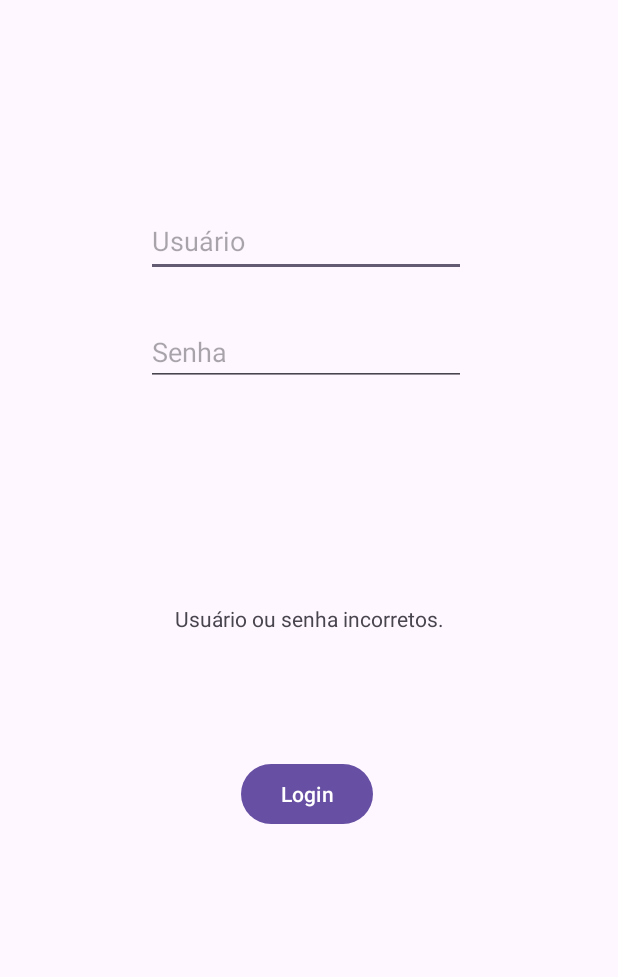
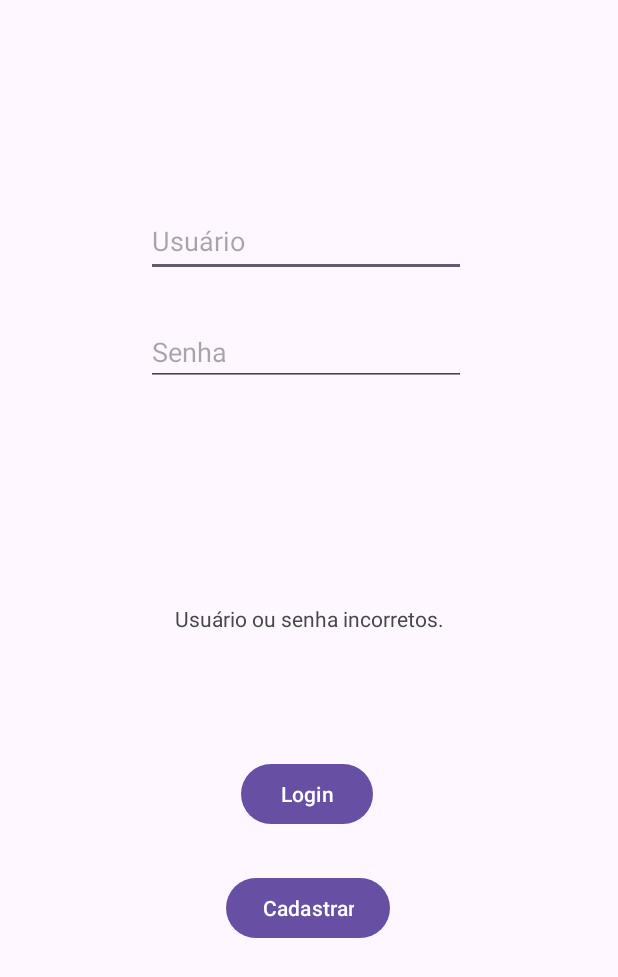
Before and after one commit to carlos-dru/primeiroAppDoJose, an Android app: the screen it shows after launch (MainActivity), after a tap on "Login", on a phone screen of 412 x 824 dp. Shown: the top 977 px of the screen. Run offline under Robolectric (Android 15) with nearby library versions, the phone set to English and light mode, and no system bars; our stand-ins replace Firebase (no records; nobody signed in at launch, a user with empty details on screens opened directly).

Commit message:
Refazendo login integrado ao firebase

```diff
--- a/app/build.gradle
+++ b/app/build.gradle
@@ -1,6 +1,7 @@
 plugins {
     id 'com.android.application'
     id 'org.jetbrains.kotlin.android'
+    id 'com.google.gms.google-services'
 }
 
 android {
@@ -38,6 +39,9 @@ dependencies {
     implementation 'androidx.appcompat:appcompat:1.6.1'
     implementation 'com.google.android.material:material:1.5.0'
     implementation 'androidx.constraintlayout:constraintlayout:2.1.4'
+    implementation 'com.google.firebase:firebase-auth-ktx:21.1.0'
+    implementation 'com.google.firebase:firebase-auth:22.0.0'
+    //implementation 'com.google.firebase:firebase-database-ktx:20.1.0'
     testImplementation 'junit:junit:4.13.2'
     androidTestImplementation 'androidx.test.ext:junit:1.1.5'
     androidTestImplementation 'androidx.test.espresso:espresso-core:3.5.1'
--- a/app/src/main/java/com/jose/meuprimeiroapp/MainActivity.kt
+++ b/app/src/main/java/com/jose/meuprimeiroapp/MainActivity.kt
@@ -8,6 +8,8 @@ import android.widget.Button
 import android.widget.EditText
 import android.widget.TextView
 import androidx.core.view.isVisible
+import com.google.firebase.auth.ktx.auth
+import com.google.firebase.ktx.Firebase
 import com.jose.meuprimeiroapp.R.id.botaoLogin
 import com.jose.meuprimeiroapp.R.id.usuario
 import com.jose.meuprimeiroapp.R.id.mensagemLogin
@@ -23,8 +25,9 @@ class MainActivity : AppCompatActivity() {
         var usuario = findViewById<EditText>(usuario)
         var senha = findViewById<EditText>(senha)
         var mensagemLogin = findViewById<TextView>(mensagemLogin)
+        var auth = Firebase.auth!!
         botao.setOnClickListener {
-            if (usuario.text.toString() != "José" || senha.text.toString() != "8009"){
+            /*if (usuario.text.toString() != "José" || senha.text.toString() != "8009"){
                 mensagemLogin.isVisible = true
                 mensagemLogin.text = "Usuário ou senha incorretos."
             }
@@ -34,7 +37,17 @@ class MainActivity : AppCompatActivity() {
                 val home = Intent(this, SecondActivity::class.java)
                 home.putExtra("nomeUsuario", usuario.text.toString())
                 startActivity(home)
-            }
+            }*/
+            auth.signInWithEmailAndPassword(usuario.text.toString(), senha.text.toString())
+                .addOnSuccessListener {
+                    val home = Intent(this, SecondActivity::class.java)
+                    home.putExtra("emailUsuario", usuario.text.toString())
+                    startActivity(home)
+                }
+                .addOnFailureListener {
+                    mensagemLogin.isVisible = true
+                    mensagemLogin.text = "Usuário ou senha incorretos."
+                }
         }
     }
 }
--- a/app/src/main/res/layout/activity_main.xml
+++ b/app/src/main/res/layout/activity_main.xml
@@ -62,10 +62,24 @@
         android:layout_marginBottom="134dp"
         android:ems="10"
         android:hint="Senha"
-        android:inputType="text"
+        android:inputType="textPassword"
         app:layout_constraintBottom_toTopOf="@+id/mensagemLogin"
         app:layout_constraintEnd_toEndOf="parent"
         app:layout_constraintStart_toStartOf="parent"
         app:layout_constraintTop_toBottomOf="@+id/usuario" />
 
+    <Button
+        android:id="@+id/botaoCadastrar"
+        android:layout_width="wrap_content"
+        android:layout_height="wrap_content"
+        android:layout_marginStart="150dp"
+        android:layout_marginTop="16dp"
+        android:layout_marginEnd="151dp"
+        android:layout_marginBottom="183dp"
+        android:text="Cadastrar"
+        app:layout_constraintBottom_toBottomOf="parent"
+        app:layout_constraintEnd_toEndOf="parent"
+        app:layout_constraintStart_toStartOf="parent"
+        app:layout_constraintTop_toBottomOf="@+id/botaoLogin" />
+
 </androidx.constraintlayout.widget.ConstraintLayout>
--- a/app/src/main/res/layout/activity_second.xml
+++ b/app/src/main/res/layout/activity_second.xml
@@ -14,6 +14,7 @@
         android:layout_marginEnd="182dp"
         android:layout_marginBottom="362dp"
         android:text="Seja bem-vindo,"
+        android:textColor="#F44336"
         app:layout_constraintBottom_toBottomOf="parent"
         app:layout_constraintEnd_toEndOf="parent"
         app:layout_constraintStart_toStartOf="parent"
```
Also changed, not shown: app/src/main/java/com/jose/meuprimeiroapp/SecondActivity.kt (+5 -10 lines), build.gradle (+6 -1 lines).
